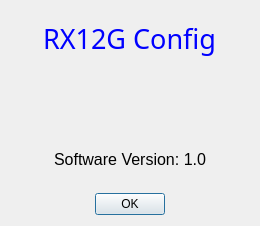
This is software/RX12GConfig/aboutdialog.ui in bemcgarvey/RX12G as Qt 5 draws it before an edit. The edited form follows.
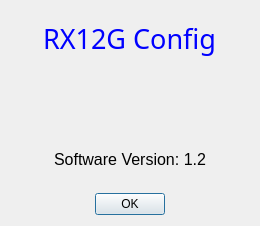
This is the edited form. Icons and pictures are not drawn.

```diff
--- a/software/RX12GConfig/aboutdialog.ui
+++ b/software/RX12GConfig/aboutdialog.ui
@@ -48,7 +48,7 @@
       </font>
      </property>
      <property name="text">
-      <string>Software Version: 1.0</string>
+      <string>Software Version: 1.2</string>
      </property>
     </widget>
    </item>
```
